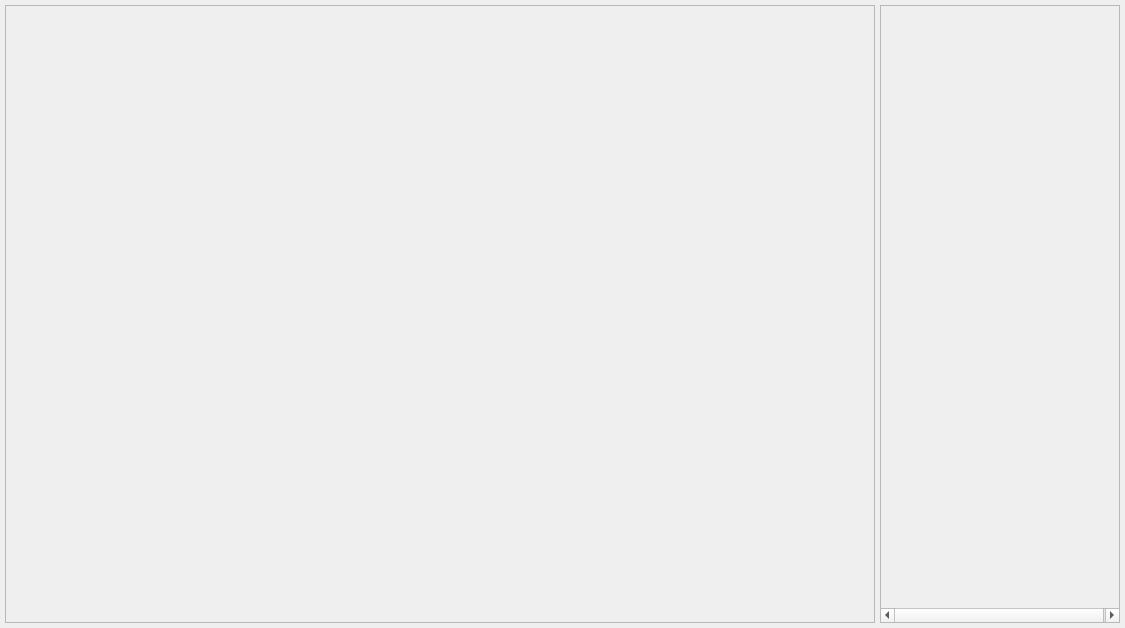
This is gui/uis/pages/main_pages.ui in AbedJoulany/Face-Mask-Detection-Project as Qt 5 draws it before an edit. The edited form follows.
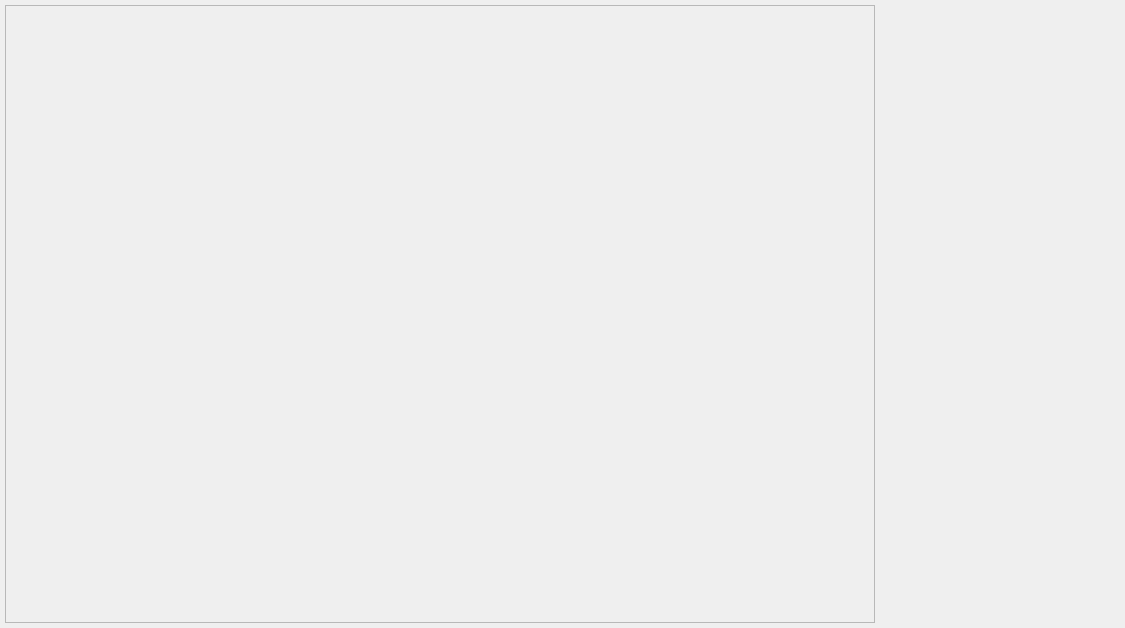
This is the edited form.

Diff of the .ui file:
```diff
--- a/gui/uis/pages/main_pages.ui
+++ b/gui/uis/pages/main_pages.ui
@@ -102,14 +102,11 @@
          <property name="minimumSize">
           <size>
            <width>240</width>
-           <height>600</height>
+           <height>0</height>
           </size>
          </property>
-         <property name="maximumSize">
-          <size>
-           <width>240</width>
-           <height>16777215</height>
-          </size>
+         <property name="styleSheet">
+          <string notr="true">background: transparent;</string>
          </property>
          <property name="widgetResizable">
           <bool>true</bool>
@@ -119,17 +116,21 @@
            <rect>
             <x>0</x>
             <y>0</y>
-            <width>240</width>
-            <height>599</height>
+            <width>238</width>
+            <height>616</height>
            </rect>
           </property>
           <property name="minimumSize">
            <size>
-            <width>240</width>
+            <width>0</width>
             <height>0</height>
            </size>
           </property>
-          <layout class="QVBoxLayout" name="verticalLayout_2">
+          <property name="styleSheet">
+           <string notr="true">background: transparent;
+</string>
+          </property>
+          <layout class="QVBoxLayout" name="verticalLayout">
            <property name="spacing">
             <number>0</number>
            </property>
@@ -146,11 +147,34 @@
             <number>0</number>
            </property>
            <item>
-            <layout class="QVBoxLayout" name="right_pic_layout">
-             <property name="spacing">
-              <number>0</number>
+            <widget class="QFrame" name="frame_2">
+             <property name="frameShape">
+              <enum>QFrame::StyledPanel</enum>
              </property>
-            </layout>
+             <property name="frameShadow">
+              <enum>QFrame::Raised</enum>
+             </property>
+             <layout class="QVBoxLayout" name="verticalLayout_3">
+              <property name="spacing">
+               <number>0</number>
+              </property>
+              <property name="leftMargin">
+               <number>0</number>
+              </property>
+              <property name="topMargin">
+               <number>0</number>
+              </property>
+              <property name="rightMargin">
+               <number>0</number>
+              </property>
+              <property name="bottomMargin">
+               <number>0</number>
+              </property>
+              <item>
+               <layout class="QVBoxLayout" name="right_pic_layout"/>
+              </item>
+             </layout>
+            </widget>
            </item>
           </layout>
          </widget>
```
Left out of the diff: 4 changed lines with no effect on the pictures.
